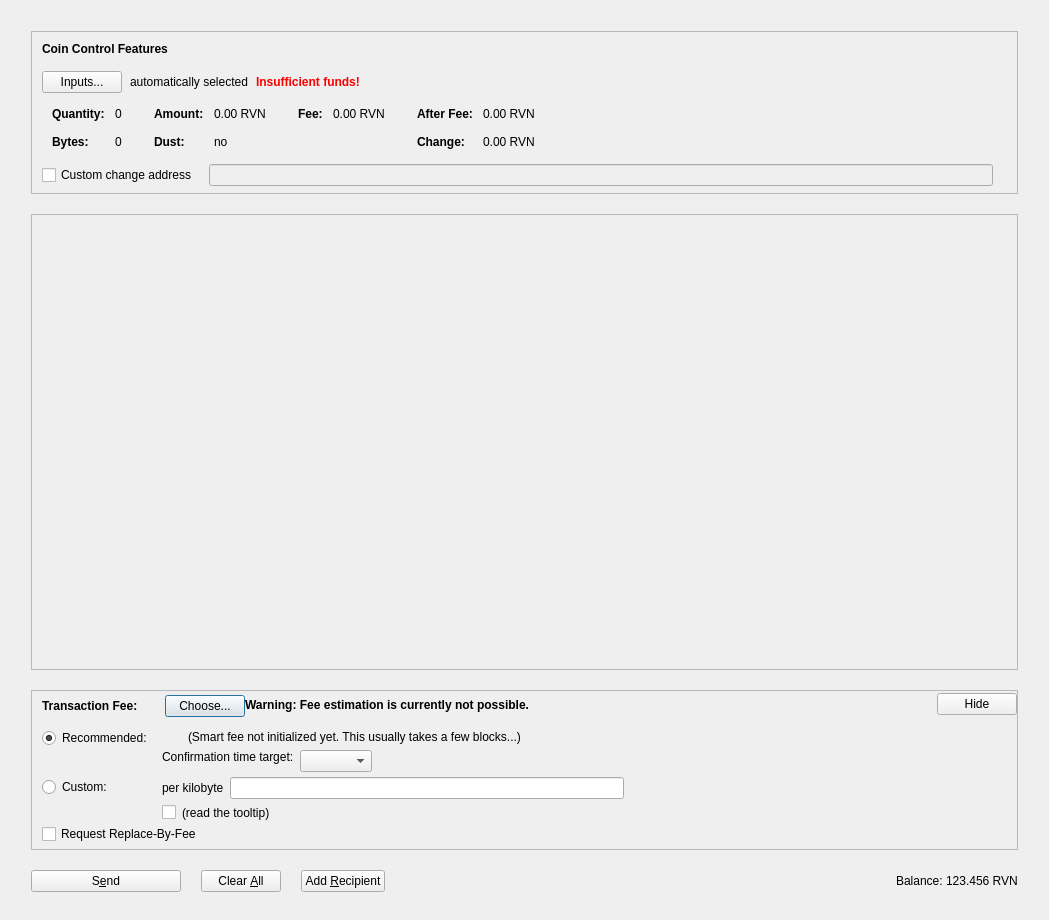
Old version of the form src/qt/forms/sendcoinsdialog.ui in the repository BartManX/mynta-core.
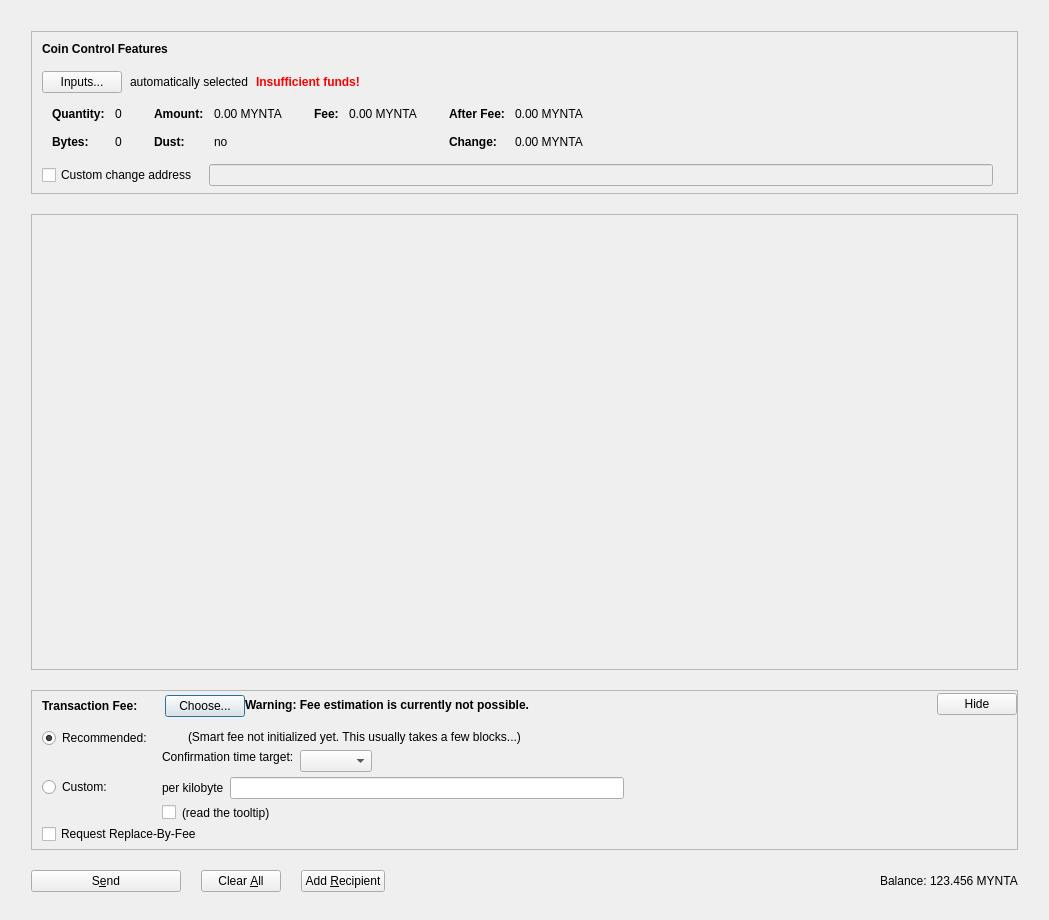
New version of the form. Icons and pictures are not drawn. Custom widgets are drawn as their Qt base class.

Patch:
```diff
--- a/src/qt/forms/sendcoinsdialog.ui
+++ b/src/qt/forms/sendcoinsdialog.ui
@@ -341,7 +341,7 @@
                     <enum>Qt::ActionsContextMenu</enum>
                    </property>
                    <property name="text">
-                    <string notr="true">0.00 RVN</string>
+                    <string notr="true">0.00 MYNTA</string>
                    </property>
                    <property name="textInteractionFlags">
                     <set>Qt::LinksAccessibleByMouse|Qt::TextSelectableByKeyboard|Qt::TextSelectableByMouse</set>
@@ -421,7 +421,7 @@
                     <enum>Qt::ActionsContextMenu</enum>
                    </property>
                    <property name="text">
-                    <string notr="true">0.00 RVN</string>
+                    <string notr="true">0.00 MYNTA</string>
                    </property>
                    <property name="textInteractionFlags">
                     <set>Qt::LinksAccessibleByMouse|Qt::TextSelectableByKeyboard|Qt::TextSelectableByMouse</set>
@@ -472,7 +472,7 @@
                     <enum>Qt::ActionsContextMenu</enum>
                    </property>
                    <property name="text">
-                    <string notr="true">0.00 RVN</string>
+                    <string notr="true">0.00 MYNTA</string>
                    </property>
                    <property name="textInteractionFlags">
                     <set>Qt::LinksAccessibleByMouse|Qt::TextSelectableByKeyboard|Qt::TextSelectableByMouse</set>
@@ -501,7 +501,7 @@
                     <enum>Qt::ActionsContextMenu</enum>
                    </property>
                    <property name="text">
-                    <string notr="true">0.00 RVN</string>
+                    <string notr="true">0.00 MYNTA</string>
                    </property>
                    <property name="textInteractionFlags">
                     <set>Qt::LinksAccessibleByMouse|Qt::TextSelectableByKeyboard|Qt::TextSelectableByMouse</set>
@@ -1267,7 +1267,7 @@
             <cursorShape>IBeamCursor</cursorShape>
            </property>
            <property name="text">
-            <string notr="true">123.456 RVN</string>
+            <string notr="true">123.456 MYNTA</string>
            </property>
            <property name="textInteractionFlags">
             <set>Qt::LinksAccessibleByMouse|Qt::TextSelectableByKeyboard|Qt::TextSelectableByMouse</set>
```
Left out of the diff: 6 changed lines with no effect on the pictures.
